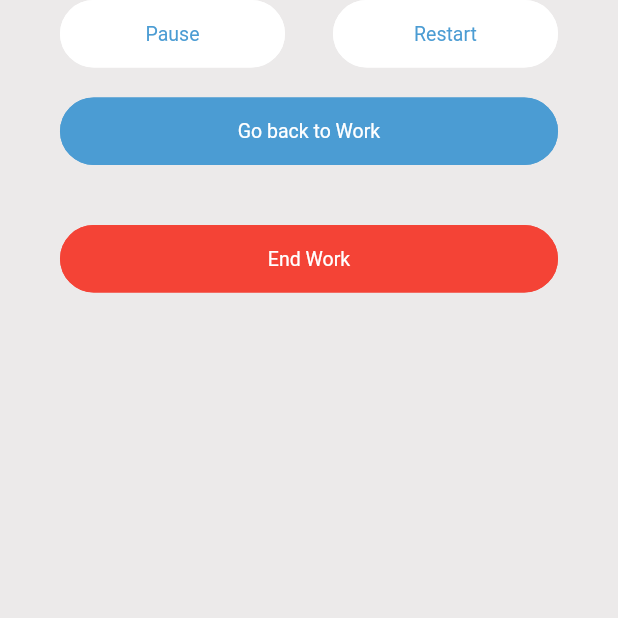
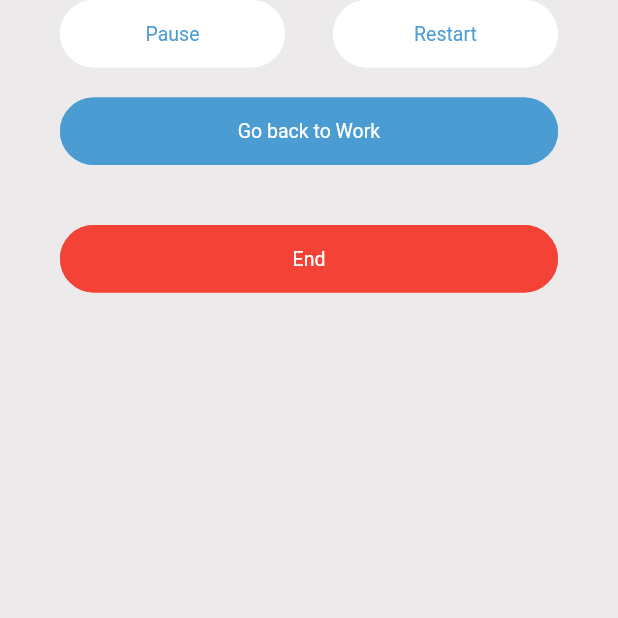
Before and after one commit to GSC-2023/Flutter_App, a Flutter app: the Break screen opened by its route, after a tap on "Begin Break", on a phone screen of 412 x 824 dp, the part 618-1236 px from its top. Run offline on Flutter 3.47's test engine with Material 2 defaults, Android fonts, the phone set to English and light mode, and no system bars; drawn by our look-alikes of getwidget; our stand-ins replace cloud_firestore, firebase_auth, firebase_core, firebase_storage, flutter_datetime_picker, flutter_dotenv and 7 more; missing offline and left inert: dart:ffi, external_app_launcher, flutter_polyline_points, google_maps_utils, neon_circular_timer, scidart; accounts and stored records are empty; generated files the repository leaves out were written again.

Commit message:
merge: merge branch shawn and minghan

```diff
--- a/break_app/lib/screens/home.dart
+++ b/break_app/lib/screens/home.dart
@@ -13,10 +13,6 @@ import 'package:break_app/firebase/database.dart';
 import 'package:break_app/models/profile.dart';
 
 class Home extends StatefulWidget {
-  // int userWorkMinutesElapsed;
-  // int userBreakMinutesElapsed;
-  // Home(this.userWorkMinutesElapsed, this.userBreakMinutesElapsed);
-
   @override
   _HomeState createState() => _HomeState();
 }
@@ -370,7 +366,7 @@ class _HomeState extends State<Home> {
                                 showForcedEndDayalertDialog(context);
                               }
                             : null,
-                        text: "End Work",
+                        text: "End",
                         textColor: White,
                         shape: GFButtonShape.pills,
                         color: Colors.red,
--- a/break_app/lib/screens/home_utils/break.dart
+++ b/break_app/lib/screens/home_utils/break.dart
@@ -459,7 +459,7 @@ void launchTelegram(username) async{
                                 showForcedEndDayalertDialog(context);
                               }
                             : null,
-                        text: "End Work",
+                        text: "End",
                         textColor: White,
                         shape: GFButtonShape.pills,
                         color: Colors.red,
```
